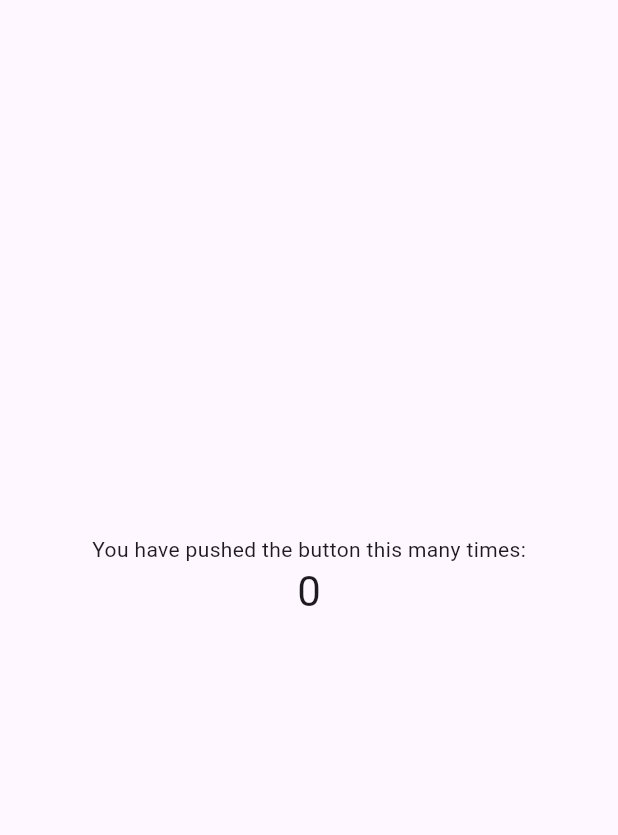
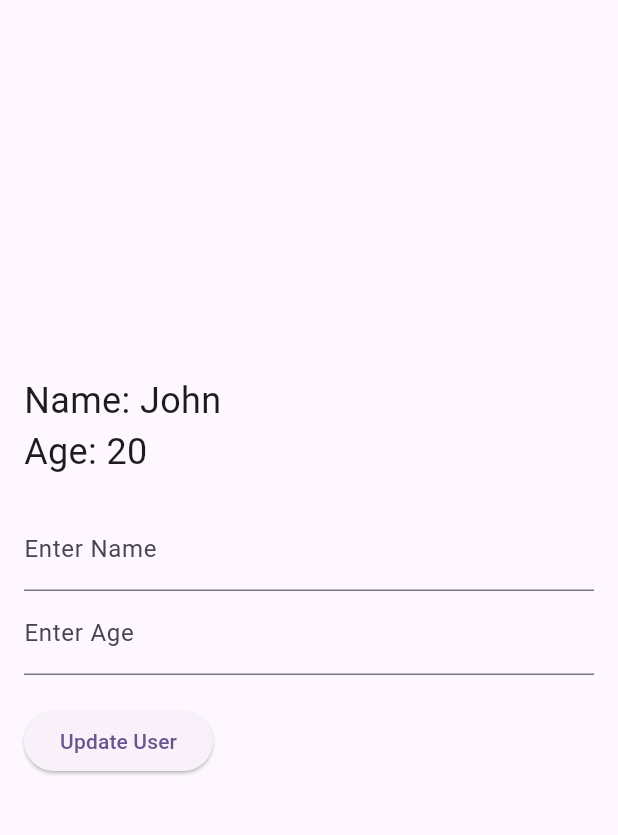
Before and after one commit to akitorahayashi/riverpod-practice, a Flutter app: the screen it shows after launch, on a phone screen of 412 x 824 dp, the part 84-919 px from its top. Run offline on Flutter 3.47's test engine with Material 3 defaults, Android fonts, the phone set to English and light mode, and no system bars; our stand-ins replace flutter_riverpod.

Commit message:
クラスのメンバーを更新したことに対する状態監視を可能にした

```diff
--- a/riverpod_practice/lib/app.dart
+++ b/riverpod_practice/lib/app.dart
@@ -11,7 +11,7 @@ class RiverpodPractice extends StatelessWidget {
         colorScheme: ColorScheme.fromSeed(seedColor: Colors.deepPurple),
         useMaterial3: true,
       ),
-      home: const MyHomePage(),
+      home: RPHomePage(),
     );
   }
 }
--- a/riverpod_practice/lib/main.dart
+++ b/riverpod_practice/lib/main.dart
@@ -1,6 +1,11 @@
 import 'package:flutter/material.dart';
+import 'package:flutter_riverpod/flutter_riverpod.dart';
 import 'package:riverpod_practice/app.dart';
 
 void main() {
-  runApp(const RiverpodPractice());
+  runApp(
+    const ProviderScope(
+      child: RiverpodPractice(),
+    ),
+  );
 }
--- /dev/null
+++ b/riverpod_practice/lib/model/rp_user.dart
@@ -0,0 +1,28 @@
+import 'package:flutter_riverpod/flutter_riverpod.dart';
+
+// クラスの定義
+class RPUser {
+  final String name;
+  final int age;
+
+  RPUser({required this.name, required this.age});
+}
+
+// Provider
+final rpUserProvider = StateNotifierProvider<RPUserNotifier, RPUser>
+    /* StateNotifierProviderの第一引数はNotifier、第二引数は提供するstateの型 */
+    ((ref) {
+  return RPUserNotifier();
+});
+
+// Notifier
+class RPUserNotifier extends StateNotifier<
+    RPUser> /* StateNotifierの型パラメータは、監視するstateの型（RPUser）を指定 */ {
+  RPUserNotifier()
+      : super(RPUser(name: 'John', age: 20)) /* 初期stateをRPUserで指定 */;
+
+  // 状態を操作するメソッド
+  void updateUser({required String enteredName, required int selectedAge}) {
+    state = RPUser(name: enteredName, age: selectedAge);
+  }
+}
--- a/riverpod_practice/lib/view/home_page.dart
+++ b/riverpod_practice/lib/view/home_page.dart
@@ -1,38 +1,59 @@
 import 'package:flutter/material.dart';
+import 'package:flutter_riverpod/flutter_riverpod.dart';
+import 'package:riverpod_practice/model/rp_user.dart';
 
-class MyHomePage extends StatefulWidget {
-  const MyHomePage({super.key});
+class RPHomePage extends ConsumerWidget {
+  final TextEditingController nameController = TextEditingController();
+  final TextEditingController ageController = TextEditingController();
+
+  RPHomePage({super.key});
 
   @override
-  State<MyHomePage> createState() => _MyHomePageState();
-}
+  Widget build(BuildContext context, WidgetRef ref) {
+    // RPUser の状態を監視
+    final RPUser rpUser = ref.watch(rpUserProvider);
 
-class _MyHomePageState extends State<MyHomePage> {
-  int _counter = 0;
-
-  void _incrementCounter() {
-    setState(() {
-      _counter++;
-    });
-  }
-
-  @override
-  Widget build(BuildContext context) {
     return Scaffold(
       appBar: AppBar(
         backgroundColor: Theme.of(context).colorScheme.inversePrimary,
         title: const Text("Riverpod Practice"),
       ),
-      body: Center(
+      body: Padding(
+        padding: const EdgeInsets.all(16.0),
         child: Column(
           mainAxisAlignment: MainAxisAlignment.center,
-          children: <Widget>[
-            const Text(
-              'You have pushed the button this many times:',
+          crossAxisAlignment: CrossAxisAlignment.start,
+          children: [
+            Text('Name: ${rpUser.name}', style: TextStyle(fontSize: 24)),
+            Text('Age: ${rpUser.age}', style: TextStyle(fontSize: 24)),
+            SizedBox(height: 20),
+            // 名前の入力フィールド
+            TextField(
+              controller: nameController,
+              decoration: InputDecoration(labelText: 'Enter Name'),
             ),
-            Text(
-              '$_counter',
-              style: Theme.of(context).textTheme.headlineMedium,
+            // 年齢の入力フィールド
+            TextField(
+              controller: ageController,
+              decoration: InputDecoration(labelText: 'Enter Age'),
+              keyboardType: TextInputType.number,
+            ),
+            SizedBox(height: 20),
+            // 更新ボタン
+            ElevatedButton(
+              onPressed: () {
+                // ユーザー情報を変更
+                final enteredName = nameController.text; // 入力された名前
+                final selectedAge = int.tryParse(ageController.text) ??
+                    rpUser.age; // 入力された年齢を数値に変換
+
+                // ユーザー情報を更新するメソッドを呼び出す
+                ref.read(rpUserProvider.notifier).updateUser(
+                      enteredName: enteredName,
+                      selectedAge: selectedAge,
+                    );
+              },
+              child: Text('Update User'),
             ),
           ],
         ),
```
